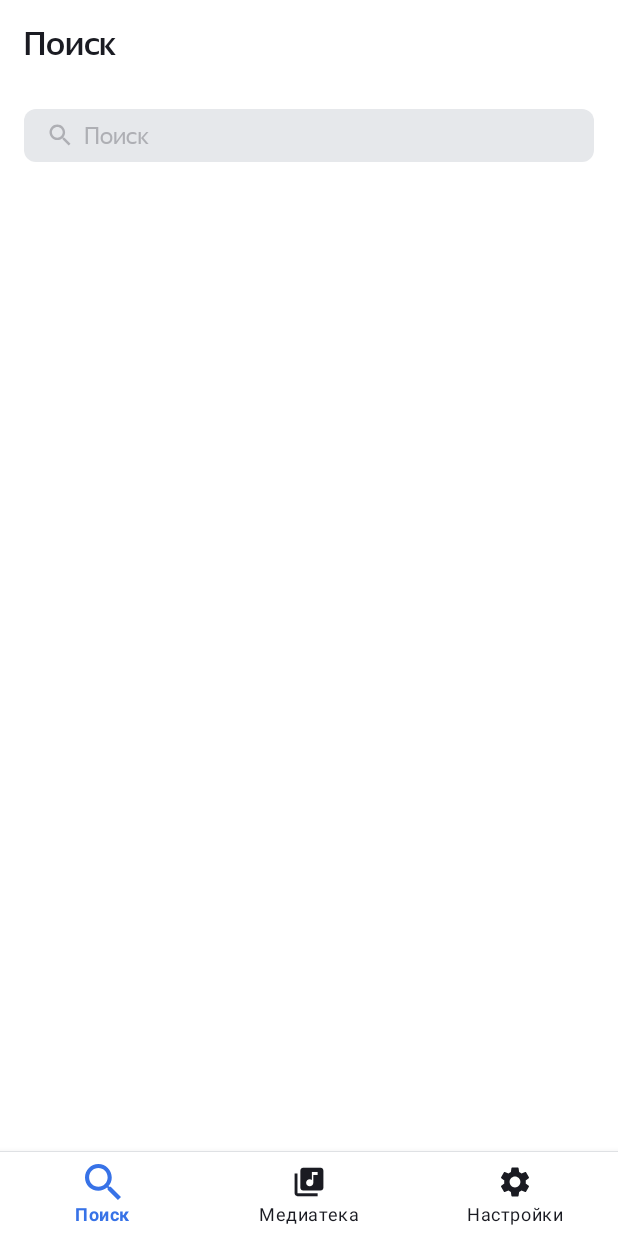
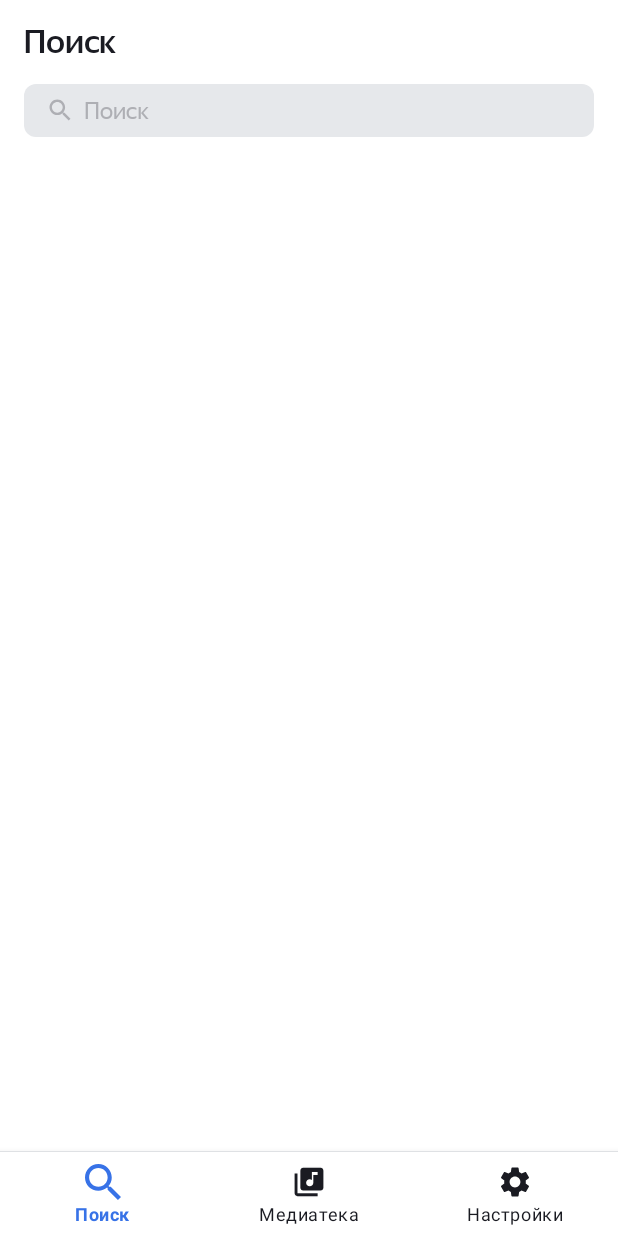
Before and after one commit to SleeplessShu/PlaylistMaker_ver2, an Android app: the SearchFragment screen opened through its navigation route, on a phone screen of 412 x 824 dp. Run offline under Robolectric (Android 15) with nearby library versions, the phone set to English and light mode, and no system bars; our stand-ins replace navigation-ui.

Commit message:
Спринт 20 коммит 00
- Переделана разметка страниц
- Внесены дополнительные правки после ревью 19 спринта

```diff
--- a/app/build.gradle.kts
+++ b/app/build.gradle.kts
@@ -43,7 +43,7 @@ android {
 
 dependencies {
     implementation("androidx.core:core-ktx:1.13.1")
-    implementation("androidx.appcompat:appcompat:1.7.0")
+    implementation("androidx.appcompat:appcompat:1.6.1")
     implementation("androidx.constraintlayout:constraintlayout:2.1.4")
     testImplementation("junit:junit:4.13.2")
     androidTestImplementation("androidx.test.ext:junit:1.2.1")
--- a/app/src/main/res/layout/activity_main.xml
+++ b/app/src/main/res/layout/activity_main.xml
@@ -1,7 +1,6 @@
 <?xml version="1.0" encoding="utf-8"?>
 <androidx.constraintlayout.widget.ConstraintLayout xmlns:android="http://schemas.android.com/apk/res/android"
     xmlns:app="http://schemas.android.com/apk/res-auto"
-    xmlns:tools="http://schemas.android.com/tools"
     android:layout_width="match_parent"
     android:layout_height="match_parent">
 
@@ -12,16 +11,18 @@
         app:layout_constraintTop_toTopOf="parent"
         app:layout_constraintStart_toStartOf="parent"
         app:layout_constraintEnd_toEndOf="parent"
-        app:layout_constraintBottom_toTopOf="@id/bottomNavigationView"
+        app:layout_constraintBottom_toTopOf="@id/view_line"
         android:layout_width="0dp"
         android:layout_height="0dp"
         app:defaultNavHost="true"
         app:navGraph="@navigation/main_navigation_graph" />
 
     <View
-        android:layout_width="match_parent"
+        android:id="@+id/view_line"
+        android:layout_width="0dp"
         android:layout_height="0.5dp"
         android:background="@color/greyLight"
+        app:layout_constraintTop_toBottomOf="@id/fragment_container"
         app:layout_constraintStart_toStartOf="parent"
         app:layout_constraintEnd_toEndOf="parent"
         app:layout_constraintBottom_toTopOf="@id/bottomNavigationView" />
--- a/app/src/main/res/layout/activity_player.xml
+++ b/app/src/main/res/layout/activity_player.xml
@@ -8,7 +8,7 @@
     tools:context="com.practicum.playlistmaker_ver2.player.ui.ActivityPlayer">
 
 
-    <ImageButton
+<ImageButton
         android:id="@+id/bBack"
         style="@style/PM2_Header_Image"
         android:layout_width="@dimen/dim_00dp"
--- a/app/src/main/res/layout/search_fragment.xml
+++ b/app/src/main/res/layout/search_fragment.xml
@@ -1,36 +1,42 @@
 <?xml version="1.0" encoding="utf-8"?>
 
-<LinearLayout xmlns:android="http://schemas.android.com/apk/res/android"
+<androidx.constraintlayout.widget.ConstraintLayout xmlns:android="http://schemas.android.com/apk/res/android"
     xmlns:app="http://schemas.android.com/apk/res-auto"
     xmlns:tools="http://schemas.android.com/tools"
     android:layout_width="match_parent"
     android:layout_height="match_parent"
     android:background="?attr/colorPrimary"
-    android:orientation="vertical"
     tools:context="com.practicum.playlistmaker_ver2.search.presentation.SearchFragment">
 
+    <androidx.constraintlayout.widget.Guideline
+        android:id="@+id/leftBorder"
+        android:layout_width="wrap_content"
+        android:layout_height="wrap_content"
+        android:orientation="vertical"
+        app:layout_constraintGuide_begin="@dimen/dim_16dp" />
 
-    <TextView
-        android:id="@+id/header"
-        style="@style/PM2_Header_Text"
+    <androidx.constraintlayout.widget.Guideline
+        android:id="@+id/rightBorder"
+        android:layout_width="wrap_content"
+        android:layout_height="wrap_content"
+        android:orientation="vertical"
+        app:layout_constraintGuide_end="@dimen/dim_16dp" />
+
+    <androidx.appcompat.widget.Toolbar
+        android:id="@+id/page_header"
         android:layout_width="match_parent"
         android:layout_height="wrap_content"
-        android:layout_gravity="center_vertical"
-        android:layout_margin="@dimen/dim_16dp"
-        android:text="@string/Search"
-        android:paddingBottom="@dimen/dim_14dp" />
+        app:layout_constraintEnd_toEndOf="@id/rightBorder"
+        app:layout_constraintStart_toStartOf="@id/leftBorder"
+        app:layout_constraintTop_toTopOf="parent"
+        app:title="@string/Search"
+        app:titleTextAppearance="@style/Header_ver2"
+        app:titleTextColor="?attr/colorOnPrimary" />
 
-
-    <FrameLayout
-        android:layout_width="match_parent"
-        android:layout_height="wrap_content"
-        android:layout_marginBottom="@dimen/dim_16dp"
-        android:paddingHorizontal="@dimen/dim_16dp"
-        android:paddingBottom="@dimen/dim_08dp">
 
     <EditText
         android:id="@+id/queryInput"
-            android:layout_width="match_parent"
+        android:layout_width="0dp"
         android:layout_height="wrap_content"
         android:background="@drawable/bkg_rounded_rectungle"
         android:backgroundTint="?attr/colorTextInputBackground"
@@ -46,32 +52,50 @@
         android:singleLine="true"
         android:textColor="@color/black"
         android:textColorHint="?attr/colorTextInputFont"
+        android:textCursorDrawable="@drawable/cursor_blue"
         android:textSize="@dimen/ts_16sp"
-            android:textCursorDrawable="@drawable/cursor_blue" />
+        app:layout_constraintBottom_toTopOf="@+id/progressBar"
+        app:layout_constraintEnd_toEndOf="@id/rightBorder"
+        app:layout_constraintStart_toStartOf="@id/leftBorder"
+        app:layout_constraintTop_toBottomOf="@+id/page_header" />
 
     <ImageView
         android:id="@+id/bEraseText"
         android:layout_width="wrap_content"
-            android:layout_height="match_parent"
+        android:layout_height="wrap_content"
         android:layout_gravity="end"
         android:paddingEnd="@dimen/dim_16dp"
         android:src="@drawable/ic_cross"
         android:visibility="invisible"
-            app:tint="?attr/colorTextInputFont" />
-    </FrameLayout>
+        app:layout_constraintBottom_toBottomOf="@id/queryInput"
+        app:layout_constraintEnd_toEndOf="@id/queryInput"
+        app:layout_constraintTop_toTopOf="@id/queryInput"
+        app:tint="?attr/colorTextInputFont"
+        tools:visibility="visible" />
+
 
     <ProgressBar
         android:id="@+id/progressBar"
         android:layout_width="@dimen/dim_44dp"
         android:layout_height="@dimen/dim_44dp"
-        android:layout_gravity="center"
+        android:layout_gravity="center_horizontal"
         android:layout_marginTop="@dimen/dim_140dp"
         android:indeterminateTint="@color/blue"
-        android:visibility="gone" />
+        android:visibility="gone"
+        app:layout_constraintEnd_toEndOf="parent"
+        app:layout_constraintStart_toStartOf="parent"
+        app:layout_constraintTop_toBottomOf="@id/queryInput"
+        tools:visibility="visible" />
 
-    <FrameLayout
-        android:layout_width="match_parent"
-        android:layout_height="wrap_content">
+    <ScrollView
+        android:id="@+id/scrollable"
+        android:layout_width="0dp"
+        android:layout_height="0dp"
+        android:layout_marginTop="24dp"
+        app:layout_constraintBottom_toBottomOf="parent"
+        app:layout_constraintEnd_toEndOf="@id/rightBorder"
+        app:layout_constraintStart_toStartOf="@id/leftBorder"
+        app:layout_constraintTop_toBottomOf="@id/queryInput">
 
         <LinearLayout
             android:layout_width="match_parent"
@@ -81,11 +105,14 @@
             <androidx.recyclerview.widget.RecyclerView
                 android:id="@+id/track_list"
                 android:layout_width="match_parent"
-                android:layout_height="@dimen/dim_00dp"
-                android:layout_weight="1"
+                android:layout_height="wrap_content"
+
                 android:orientation="vertical"
-                android:paddingBottom="@dimen/dim_24dp"
-                app:layoutManager="androidx.recyclerview.widget.LinearLayoutManager" />
+                app:layoutManager="androidx.recyclerview.widget.LinearLayoutManager"
+                app:layout_constraintEnd_toEndOf="parent"
+                app:layout_constraintStart_toStartOf="parent"
+                app:layout_constraintTop_toTopOf="parent" />
+
 
             <Button
                 android:id="@+id/b_erase_history"
@@ -93,31 +120,20 @@
                 android:layout_width="wrap_content"
                 android:layout_height="wrap_content"
                 android:layout_gravity="center_horizontal"
-                android:layout_marginTop="12dp"
-                android:layout_marginBottom="@dimen/dim_24dp"
+                android:layout_marginTop="@dimen/dim_32dp"
+                android:layout_marginBottom="@dimen/dim_16dp"
                 android:backgroundTint="?attr/colorOnPrimary"
                 android:fontFamily="@font/ys_display_medium"
-                android:paddingHorizontal="12dp"
-                android:paddingVertical="10dp"
                 android:text="@string/Clear_history"
                 android:textAllCaps="false"
                 android:textColor="?attr/colorPrimary"
                 android:textSize="14sp"
                 android:visibility="invisible"
-                app:cornerRadius="56dp" />
+                app:cornerRadius="56dp"
+                app:layout_constraintEnd_toEndOf="parent"
+                app:layout_constraintStart_toStartOf="parent"
+                app:layout_constraintTop_toBottomOf="@id/track_list"
+                tools:visibility="visible" />
         </LinearLayout>
-
-        <TextView
-            android:id="@+id/phMessage"
-            android:layout_width="300dp"
-            android:layout_height="200dp"
-            android:layout_gravity="center"
-            android:layout_marginVertical="250dp"
-            android:textAlignment="center"
-            android:textColor="@color/white"
-            android:textSize="32sp"
-            android:textStyle="bold"
-            tools:text="ЗАГЛУШКА" />
-    </FrameLayout>
-
-</LinearLayout>
+    </ScrollView>
+</androidx.constraintlayout.widget.ConstraintLayout>
--- a/app/src/main/res/values/styles.xml
+++ b/app/src/main/res/values/styles.xml
@@ -58,17 +58,13 @@
         <item name="android:fontFamily">@font/ys_display_medium</item>
     </style>
 
-    <style name="test" parent="TextAppearance.Widget.AppCompat.Toolbar.Title">
-        <item name="android:textColor">?attr/colorOnPrimary</item>
-        <item name="android:textSize">@dimen/ts_22sp</item>
-        <item name="android:fontFamily">@font/ys_display_medium</item>
-    </style>
 
     <style name="SettingsStyle">
         <item name="android:textSize">@dimen/ts_16sp</item>
         <item name="android:textColor">?attr/colorOnPrimary</item>
         <item name="iconTint">?attr/colorOnPrimary</item>
         <item name="android:fontFamily">@font/ys_display_regular</item>
+
     </style>
 
     <style name="ThemeSwitch">
@@ -138,5 +134,16 @@
         <item name="android:fontFamily">@font/ys_display_medium</item>
     </style>
 
+    <style name="test">
+        <item name="android:textAllCaps">false</item>
+        <item name="android:textColor">@color/pink</item>
+        <item name="android:textSize">62sp</item>
+        <item name="android:fontFamily">@font/ys_display_medium</item>
+    </style>
+
+    <style name="Header_ver2" parent="TextAppearance.Widget.AppCompat.Toolbar.Title">
+        <item name="android:textSize">@dimen/ts_22sp</item>
+        <item name="android:fontFamily">@font/ys_display_medium</item>
+    </style>
 
 </resources>
```
Also changed, not shown: app/src/main/res/layout/mediateka_fragment.xml (+9 -12 lines), app/src/main/res/layout/settings_fragment.xml (+25 -92 lines), app/src/main/res/layout/track.xml (+40 -39 lines), app/src/main/res/layout/unexpected_error.xml (+3 -4 lines). Lines whose indentation alone changed are shown as unchanged.
